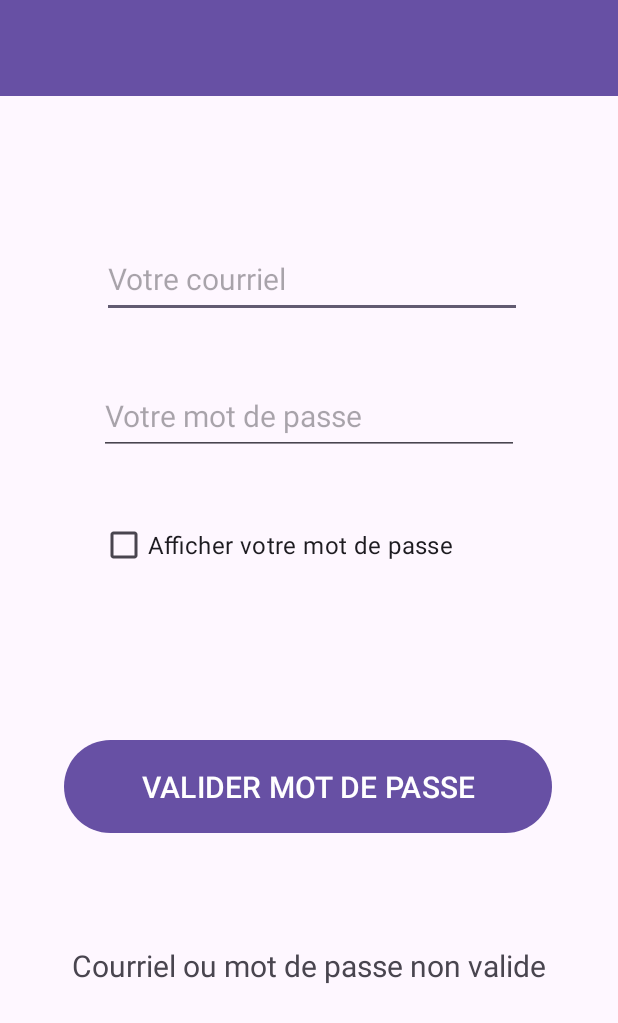
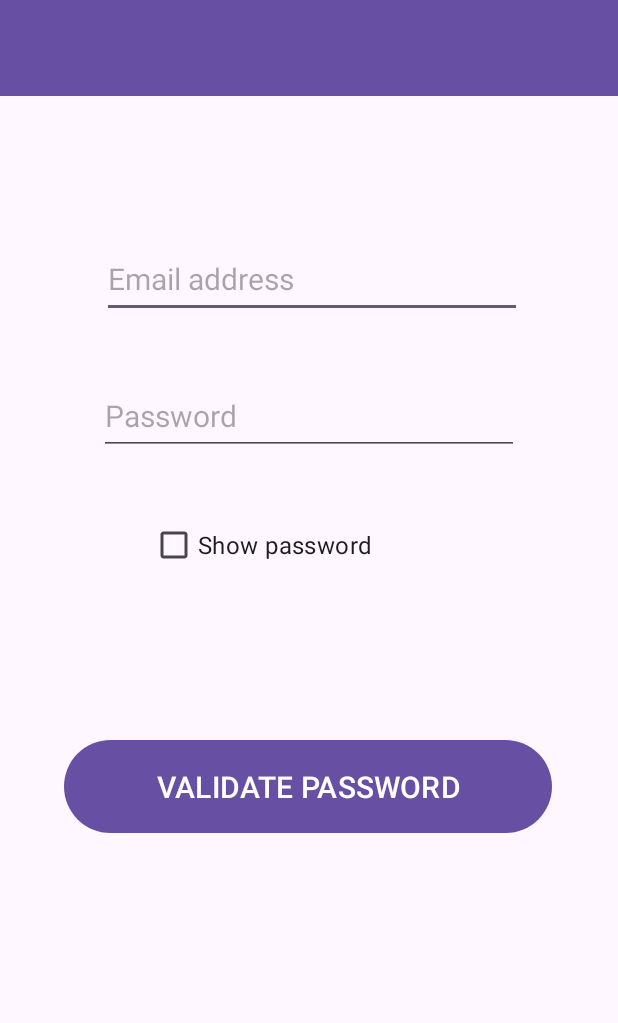
Before and after one commit to ApplicationMobile5J6/5j6-laboratoire1-Zac9742, an Android app: the screen it shows after launch (MainActivity), on a phone screen of 412 x 824 dp. Shown: the top 1023 px of the screen. Run offline under Robolectric (Android 15) with nearby library versions, the phone set to English and light mode, and no system bars.

Commit message:
Version finale avant completion des tests

```diff
--- a/app/src/main/java/com/example/laboratoire1/MainActivity.java
+++ b/app/src/main/java/com/example/laboratoire1/MainActivity.java
@@ -41,12 +41,14 @@ public class MainActivity extends AppCompatActivity {
         EditText et_mdp = (EditText) findViewById(R.id.et_mdp);
         int bleu = ContextCompat.getColor(this, R.color.bleu);
         int rouge = ContextCompat.getColor(this, R.color.rouge);
+        String valide = getResources().getString(R.string.tv_erreurCorrect);
+        String invalide = getResources().getString(R.string.tv_erreurIncorrect);
 
         if (isValidPassword(et_mdp.getText().toString().trim())) {
-            tv_erreur.setText("Courriel et mot de passe valide!");
+            tv_erreur.setText(valide);
             tv_erreur.setTextColor(bleu);
         } else {
-            tv_erreur.setText("Courriel et mot de passe invalide!");
+            tv_erreur.setText(invalide);
             tv_erreur.setTextColor(rouge);
         }
     }
--- a/app/src/main/res/layout/activity_main.xml
+++ b/app/src/main/res/layout/activity_main.xml
@@ -10,7 +10,7 @@
         android:id="@+id/tv_erreur"
         android:layout_width="wrap_content"
         android:layout_height="wrap_content"
-        android:text="@string/tv_erreur"
+        android:text=""
         android:textSize="20sp"
         app:layout_constraintBottom_toBottomOf="parent"
         app:layout_constraintEnd_toEndOf="parent"
--- a/app/src/main/res/values/strings.xml
+++ b/app/src/main/res/values/strings.xml
@@ -1,8 +1,9 @@
 <resources>
-    <string name="app_name">Laboratoire1-ZacharyLabelle</string>
-    <string name="et_courriel">Votre courriel</string>
-    <string name="et_mdp">Votre mot de passe</string>
-    <string name="chk_afficher">Afficher votre mot de passe</string>
-    <string name="btn_valider">VALIDER MOT DE PASSE</string>
-    <string name="tv_erreur">Courriel ou mot de passe non valide</string>
+    <string name="app_name">Laboratory1-ZacharyLabelle</string>
+    <string name="et_courriel">Email address</string>
+    <string name="et_mdp">Password</string>
+    <string name="chk_afficher">Show password</string>
+    <string name="btn_valider">VALIDATE PASSWORD</string>
+    <string name="tv_erreurCorrect">Email address or password correct</string>
+    <string name="tv_erreurIncorrect">Email address or password incorrect</string>
 </resources>
```
Also changed, not shown: 1 other file.
